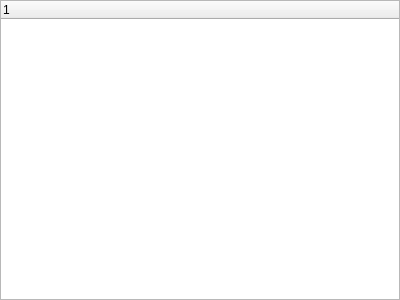
Before: the Qt Designer form ui/SelectJobsFrame.ui in germaniumhq/felix, drawn with Qt 5.
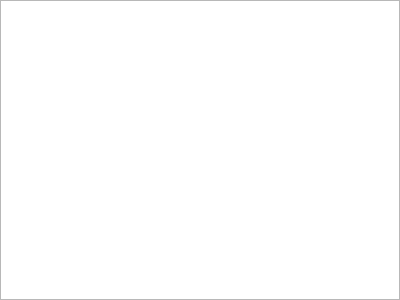
After: the same form once the commit is applied.

Commit message: Don't show the headers.

Patch:
```diff
--- a/ui/SelectJobsFrame.ui
+++ b/ui/SelectJobsFrame.ui
@@ -28,6 +28,9 @@
    </property>
    <item>
     <widget class="QTreeWidget" name="tree_widget">
+     <property name="headerHidden">
+      <bool>true</bool>
+     </property>
      <column>
       <property name="text">
        <string notr="true">1</string>
```
The commit also changes 11 other files.
